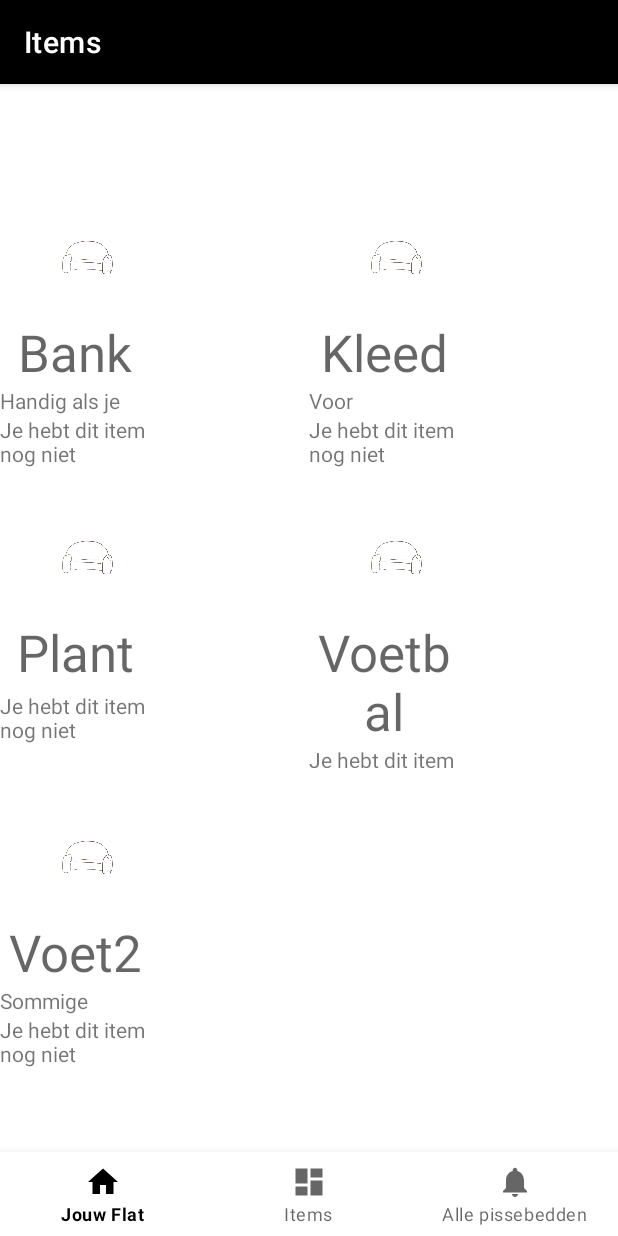
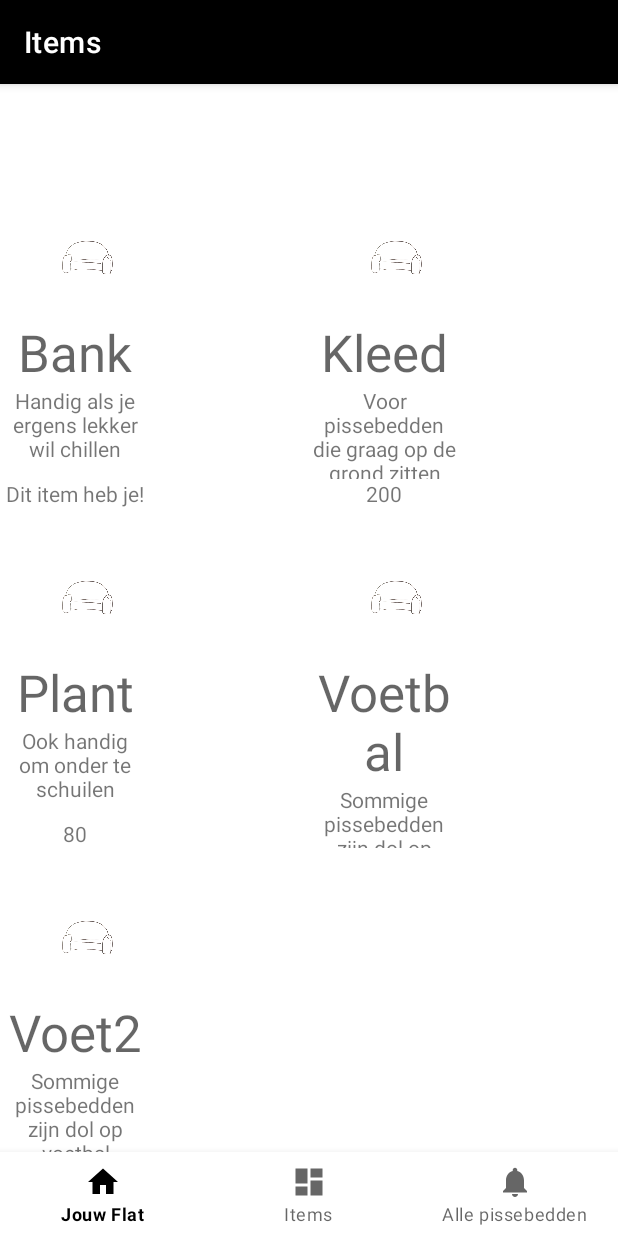
Before and after one commit to Vluuks/PissebedFlat, an Android app: the DashboardFragment screen opened through its navigation route, after a tap on "Bank", on a phone screen of 412 x 824 dp. Run offline under Robolectric (Android 15) with nearby library versions, the phone set to English and light mode, and no system bars; our stand-ins replace navigation-ui.

Commit message:
can "buy" item

```diff
--- a/app/src/main/java/com/example/depissebedflat/ui/dashboard/DashboardFragment.java
+++ b/app/src/main/java/com/example/depissebedflat/ui/dashboard/DashboardFragment.java
@@ -29,6 +29,7 @@ public class DashboardFragment extends Fragment {
 
     private DashboardViewModel dashboardViewModel;
     private FragmentDashboardBinding binding;
+    private ItemAdapter ia;
 
     public View onCreateView(@NonNull LayoutInflater inflater,
                              ViewGroup container, Bundle savedInstanceState) {
@@ -49,7 +50,10 @@ public class DashboardFragment extends Fragment {
         }
 
         GridView gv = root.findViewById(R.id.gridView);
-        gv.setAdapter(new ItemAdapter(this.getContext(), R.layout.grid_item_item, items));
+
+
+        ia = new ItemAdapter(this.getContext(), R.layout.grid_item_item, items);
+        gv.setAdapter(ia);
 
         AdapterView.OnItemClickListener listener = new OnItemClickListenerGrid();
         gv.setOnItemClickListener(listener);
@@ -67,11 +71,14 @@ public class DashboardFragment extends Fragment {
         @Override
         public void onItemClick(AdapterView<?> adapterView, View view, int i, long l) {
             Item currentItem = (Item) adapterView.getItemAtPosition(i);
+            currentItem.setOwned(true);
 
             SharedPreferences prefs = getContext().getSharedPreferences("settings", MODE_PRIVATE);
             SharedPreferences.Editor editor = prefs.edit();
             editor.putBoolean(currentItem.getName(), true);
             editor.apply();
+
+            ia.notifyDataSetChanged();
         }
     }
 }
--- a/app/src/main/java/com/example/depissebedflat/ui/dashboard/ItemAdapter.java
+++ b/app/src/main/java/com/example/depissebedflat/ui/dashboard/ItemAdapter.java
@@ -47,7 +47,7 @@ public class ItemAdapter extends ArrayAdapter {
             owned.setText("Dit item heb je!");
         }
         else {
-            owned.setText("Je hebt dit item nog niet");
+            owned.setText(Integer.toString(currentItem.getPrice()));
         }
         return convertView;
     }
--- a/app/src/main/java/com/example/depissebedflat/ui/home/HomeFragment.java
+++ b/app/src/main/java/com/example/depissebedflat/ui/home/HomeFragment.java
@@ -39,6 +39,11 @@ public class HomeFragment extends Fragment {
 
         binding = FragmentHomeBinding.inflate(inflater, container, false);
         View root = binding.getRoot();
+
+
+        SharedPreferences prefs = getContext().getSharedPreferences("settings", MODE_PRIVATE);
+//        prefs.edit().clear().commit();
+
 
         ArrayList<Item> currentItems = getPresentItems();
 
--- a/app/src/main/res/layout/grid_item_item.xml
+++ b/app/src/main/res/layout/grid_item_item.xml
@@ -24,21 +24,24 @@
             android:layout_width="match_parent"
             android:layout_height="wrap_content"
             android:gravity="center_horizontal"
-            android:text="Tim"
+            android:textAlignment="center"
             android:textAppearance="@style/TextAppearance.AppCompat.Display1" />
 
         <TextView
             android:id="@+id/descriptionText"
             android:layout_width="match_parent"
-            android:layout_height="wrap_content"
-            android:layout_weight="1"
-            android:text="TextView" />
+            android:layout_height="62dp"
+            android:text="TextView"
+            android:gravity="center_horizontal"
+            android:textAlignment="center"/>
 
         <TextView
             android:id="@+id/ownedText"
             android:layout_width="match_parent"
             android:layout_height="wrap_content"
-            android:text="TextView" />
+            android:text="TextView"
+            android:gravity="center_horizontal"
+            android:textAlignment="center"/>
     </LinearLayout>
 
 </LinearLayout>
```
